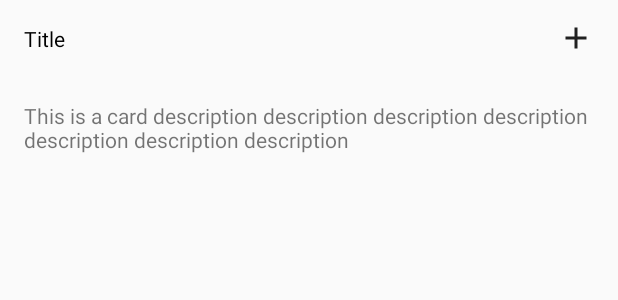
After one commit to jintoga/Anime-Kyabin, an Android app: the layout collapsible_card_content.xml on its own in the app's theme, with its tools: preview values and no code run, on a phone screen of 412 x 824 dp. The commit adds this screen. Shown: the top 300 px of the screen. Run offline under Robolectric (Android 15) with nearby library versions, the phone set to English and light mode, and no system bars.

Commit message:
no message

```diff
--- /dev/null
+++ b/app/src/main/res/color/collapsing_section.xml
@@ -0,0 +1,6 @@
+<?xml version="1.0" encoding="utf-8"?>
+<selector xmlns:android="http://schemas.android.com/apk/res/android">
+    <!-- use activated as a proxy for expanded state -->
+    <item android:color="?android:textColorPrimary" android:state_activated="true" />
+    <item android:color="?android:textColorPrimary" />
+</selector>
--- /dev/null
+++ b/app/src/main/res/drawable/ic_add_black_24dp.xml
@@ -0,0 +1,9 @@
+<vector xmlns:android="http://schemas.android.com/apk/res/android"
+        android:width="24dp"
+        android:height="24dp"
+        android:viewportWidth="24.0"
+        android:viewportHeight="24.0">
+    <path
+        android:fillColor="#FF000000"
+        android:pathData="M19,13h-6v6h-2v-6H5v-2h6V5h2v6h6v2z"/>
+</vector>
--- /dev/null
+++ b/app/src/main/res/layout/collapsible_card_content.xml
@@ -0,0 +1,58 @@
+<?xml version="1.0" encoding="utf-8"?>
+<FrameLayout xmlns:android="http://schemas.android.com/apk/res/android"
+    xmlns:tools="http://schemas.android.com/tools"
+    android:layout_width="match_parent"
+    android:layout_height="match_parent">
+
+    <LinearLayout
+        android:id="@+id/collapsible_card"
+        android:layout_width="match_parent"
+        android:layout_height="wrap_content"
+        android:orientation="vertical">
+
+        <RelativeLayout
+            android:id="@+id/title_container"
+            android:layout_width="match_parent"
+            android:layout_height="wrap_content"
+            android:background="?selectableItemBackground"
+            android:minHeight="?android:listPreferredItemHeightSmall">
+
+            <TextView
+                android:id="@+id/card_title"
+                android:layout_width="match_parent"
+                android:layout_height="wrap_content"
+                android:layout_alignParentStart="true"
+                android:layout_centerVertical="true"
+                android:padding="@dimen/padding_normal"
+                android:textColor="@color/black"
+                tools:text="Title" />
+
+            <ImageView
+                android:id="@+id/expand_icon"
+                android:layout_width="wrap_content"
+                android:layout_height="wrap_content"
+                android:layout_alignParentEnd="true"
+                android:layout_centerVertical="true"
+                android:layout_marginEnd="@dimen/padding_normal"
+                android:importantForAccessibility="no"
+                android:src="@drawable/ic_add_black_24dp"
+                android:tint="@color/collapsing_section"
+                android:tintMode="src_in"
+                tools:targetApi="lollipop" />
+
+        </RelativeLayout>
+
+        <TextView
+            android:id="@+id/card_description"
+            android:layout_width="match_parent"
+            android:layout_height="wrap_content"
+            android:paddingBottom="@dimen/padding_normal"
+            android:paddingEnd="@dimen/padding_normal"
+            android:paddingStart="@dimen/padding_normal"
+            android:paddingTop="@dimen/padding_normal"
+            android:visibility="gone"
+            tools:text="This is a card description description description description description description description"
+            tools:visibility="visible" />
+
+    </LinearLayout>
+</FrameLayout>
--- a/app/src/main/res/values/colors.xml
+++ b/app/src/main/res/values/colors.xml
@@ -3,4 +3,5 @@
     <color name="colorPrimary">#3F51B5</color>
     <color name="colorPrimaryDark">#303F9F</color>
     <color name="colorAccent">#FF4081</color>
+    <color name="black">#000000</color>
 </resources>
--- /dev/null
+++ b/app/src/main/res/values/dimens.xml
@@ -0,0 +1,4 @@
+<?xml version="1.0" encoding="utf-8"?>
+<resources>
+    <dimen name="padding_normal">16dp</dimen>
+</resources>
--- a/app/src/main/res/values/strings.xml
+++ b/app/src/main/res/values/strings.xml
@@ -1,4 +1,6 @@
 <resources>
     <string name="app_name">My personal anime list</string>
+    <string name="expanded">expanded</string>
+    <string name="collapsed">collapsed</string>
 
 </resources>
```
Also changed, not shown: app/src/main/java/com/example/jintoga/animelist/ui/widget/CollapsibleCard.kt (added, +88 -0 lines), app/src/main/java/com/example/jintoga/animelist/ui/widget/Rotate.java (added, +71 -0 lines), app/src/main/res/drawable/ic_close_black_24dp.xml (added, +9 -0 lines), app/src/main/res/layout/activity_animes.xml (+11 -5 lines), app/src/main/res/transition/info_card_toggle.xml (added, +12 -0 lines), app/src/main/res/values/attrs.xml (added, +9 -0 lines).
